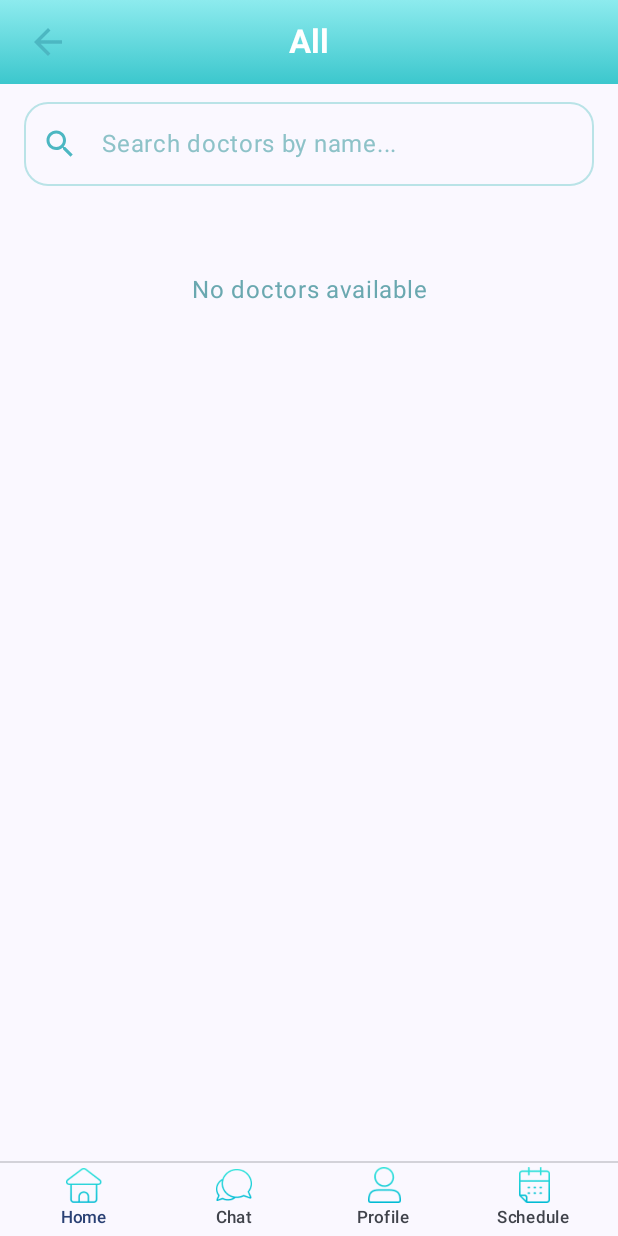
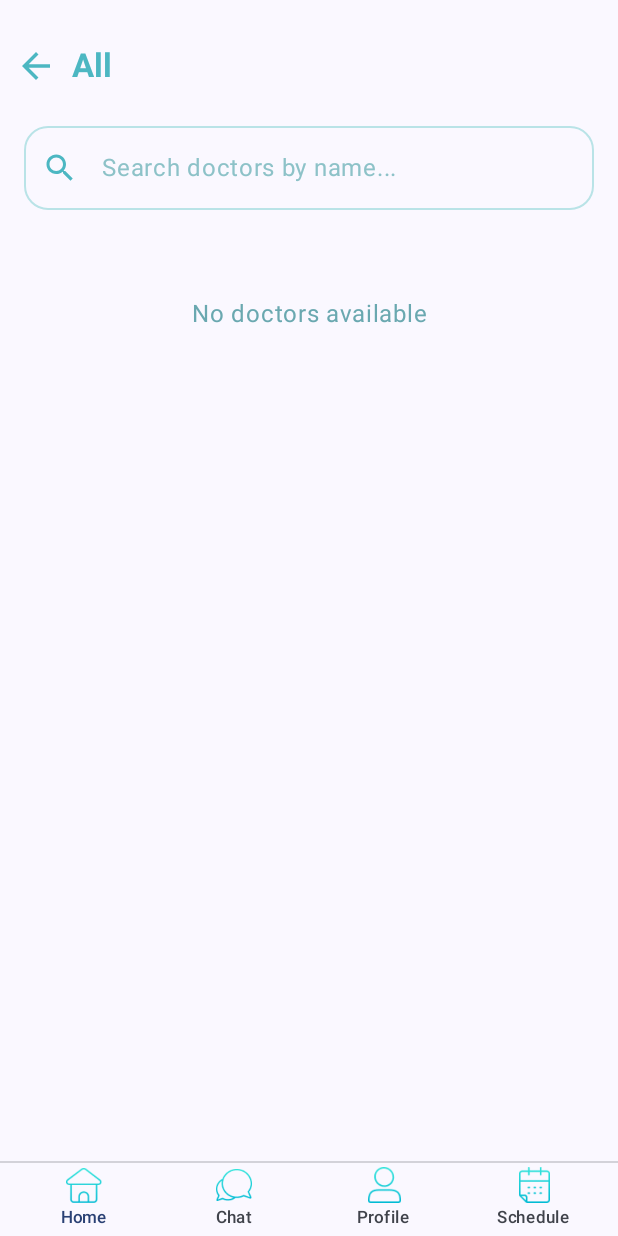
Before and after one commit to hamzahisam/Patient_Tracker_SE, an Android app built with Jetpack Compose: the DoctorListScreen screen opened through its navigation route, on a phone screen of 412 x 824 dp. Run offline under Robolectric (Android 15) with nearby library versions, the phone set to English and light mode, and no system bars; our stand-ins replace Firebase (no records; nobody signed in at launch, a user with empty details on screens opened directly).

Commit message:
Fixed minor UI issue in DoctorListScreen

```diff
--- a/app/src/main/java/com/example/patienttracker/ui/screens/patient/DoctorListScreen.kt
+++ b/app/src/main/java/com/example/patienttracker/ui/screens/patient/DoctorListScreen.kt
@@ -143,26 +143,24 @@ fun DoctorListScreen(
     Scaffold(
         topBar = {
             Surface(color = Color.Transparent, tonalElevation = 0.dp) {
-                Box(
+                Row(
                     modifier = Modifier
                         .fillMaxWidth()
-                        .background(gradient)
-                        .padding(horizontal = 16.dp, vertical = 12.dp),
+                        .background(MaterialTheme.colorScheme.background)
+                        .padding(start = 8.dp, top = 28.dp, bottom = 12.dp), // lowers position
+                    verticalAlignment = Alignment.CenterVertically
                 ) {
-                    // Back Button
                     BackButton(
                         navController = navController,
-                        modifier = Modifier.align(Alignment.CenterStart)
+                        modifier = Modifier.padding(end = 8.dp)
                     )
 
-                    // Title
                     Text(
                         text = specialityFilter?.ifBlank { "All Doctors" } ?: "All Doctors",
-                        color = Color.White,
+                        color = Color(0xFF4CB7C2),
                         style = MaterialTheme.typography.titleLarge.copy(
                             fontWeight = FontWeight.Bold
-                        ),
-                        modifier = Modifier.align(Alignment.Center)
+                        )
                     )
                 }
             }
@@ -321,14 +319,16 @@ fun DoctorCard(
     Surface(
         shape = RoundedCornerShape(20.dp),
         tonalElevation = 2.dp,
-        color = Color.White,
-        modifier = Modifier.fillMaxWidth()
+        color = MaterialTheme.colorScheme.surface,
+        modifier = Modifier
+            .fillMaxWidth()
+            .background(MaterialTheme.colorScheme.background)
     ) {
         Column(Modifier.padding(16.dp)) {
             Text(
                 text = "Dr. ${doctor.firstName} ${doctor.lastName}",
                 style = MaterialTheme.typography.titleMedium.copy(fontWeight = FontWeight.Bold),
-                color = Color(0xFF1C3D5A)
+                color = MaterialTheme.colorScheme.onSurface
             )
             Text(
                 text = doctor.speciality,
@@ -337,10 +337,16 @@ fun DoctorCard(
             )
             Spacer(Modifier.height(4.dp))
             if (doctor.days.isNotBlank()) {
-                Text("Days: ${doctor.days}", color = Color(0xFF2A6C74))
+                Text(
+                    "Days: ${doctor.days}",
+                    color = MaterialTheme.colorScheme.onSurface.copy(alpha = 0.8f)
+                )
             }
             if (doctor.timings.isNotBlank()) {
-                Text("Timings: ${doctor.timings}", color = Color(0xFF2A6C74))
+                Text(
+                    "Timings: ${doctor.timings}",
+                    color = MaterialTheme.colorScheme.onSurface.copy(alpha = 0.8f)
+                )
             }
             Spacer(Modifier.height(12.dp))
             Button(
```
